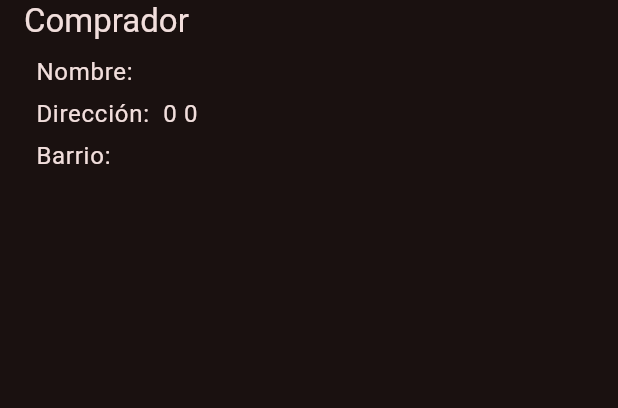
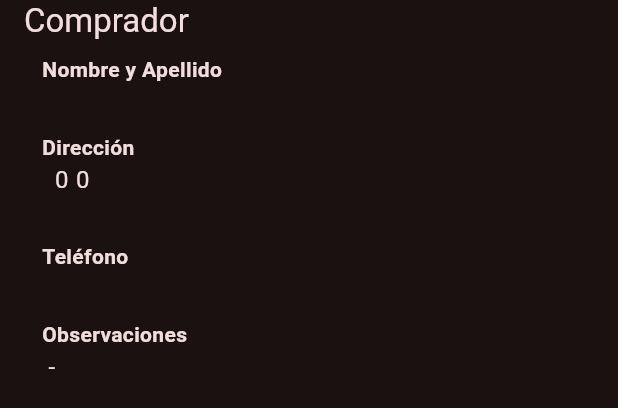
Before and after one commit to NGiudi/ORT--TP3-shipping-pilot-app, a Flutter app: the ClientDetailWidget widget shown alone on an empty page, opened directly with empty values, on a phone screen of 412 x 824 dp. Shown: the top 408 px of the screen. Run offline on Flutter 3.47's test engine with Material 3 defaults, Android fonts, the phone set to English and light mode, and no system bars; our stand-ins replace go_router; network calls fail.

Commit message:
update visit detail

```diff
--- a/lib/pages/visits/visit_detail_page.dart
+++ b/lib/pages/visits/visit_detail_page.dart
@@ -23,9 +23,12 @@ class VisitDetailPage extends StatelessWidget {
 
     return Scaffold(
       appBar: const AppbarWidget(),
-      body: Row(
+      body: Column(
+        crossAxisAlignment: CrossAxisAlignment.start,
         children: [
           ClientDetailWidget(client: visit.buyer),
+          const SizedBox(height: 16),
+          PackagesDetailWidget(visit: visit),
         ],
       ),
     );
--- a/lib/widgets/client/client_detail_widget.dart
+++ b/lib/widgets/client/client_detail_widget.dart
@@ -1,4 +1,7 @@
 import 'package:flutter/material.dart';
+
+import 'package:shipping_pilot/widgets/widgets.dart';
+
 import 'package:shipping_pilot/models/models.dart';
 
 class ClientDetailWidget extends StatelessWidget {
@@ -22,25 +25,36 @@ class ClientDetailWidget extends StatelessWidget {
           ),
           const SizedBox(height: 8),
           Padding(
-            padding: const EdgeInsets.only(left: 8),
+            padding: const EdgeInsets.only(left: 12),
             child: Column(
               crossAxisAlignment: CrossAxisAlignment.start,
               children: [
-                Text(
-                  'Nombre: ${client.fullName()}',
-                  style: Theme.of(context).textTheme.bodyLarge
+                FieldWidget(
+                  title: 'Nombre y Apellido',
+                  text: client.fullName(),
                 ),
-                const SizedBox(height: 4),
-                Text(
-                  'Dirección: ${client.address.fullAddress()}',
-                  style: Theme.of(context).textTheme.bodyLarge
+                const SizedBox(height: 8),
+                FieldWidget(
+                  title: 'Dirección',
+                  text: client.address.fullAddress(),
                 ),
-                const SizedBox(height: 4),
-                Text(
-                  'Barrio: ${client.address.district}',
-                  style: Theme.of(context).textTheme.bodyLarge
+                Padding(
+                  padding: const EdgeInsets.only(left: 4),
+                  child: Text(
+                    client.address.district,
+                    style: Theme.of(context).textTheme.bodyMedium
+                  ),
                 ),
-
+                const SizedBox(height: 8),
+                FieldWidget(
+                  title: 'Teléfono',
+                  text: client.phone,
+                ),
+                const SizedBox(height: 8),
+                FieldWidget(
+                  title: 'Observaciones',
+                  text: client.address.observations.isEmpty ? "-" : client.address.observations,
+                ),
               ],
             ),
           ),
--- /dev/null
+++ b/lib/widgets/common/field_widget.dart
@@ -0,0 +1,31 @@
+import 'package:flutter/material.dart';
+
+class FieldWidget extends StatelessWidget {
+  final String title;
+  final String text;
+
+  const FieldWidget({ super.key, required this.text, required this.title });
+
+  @override
+  Widget build(BuildContext context) {
+    return Column(
+      crossAxisAlignment: CrossAxisAlignment.start,
+      children: [
+        Text(
+          title,
+          style: TextStyle(
+            fontWeight: FontWeight.bold,
+            fontSize:  Theme.of(context).textTheme.bodyMedium!.fontSize,
+          ),
+        ),
+        Padding(
+          padding: const EdgeInsets.only(left: 4),
+          child: Text(
+            text,
+            style: Theme.of(context).textTheme.bodyLarge
+          ),
+        ),
+      ]
+    );
+  }
+}
--- a/lib/widgets/widgets.dart
+++ b/lib/widgets/widgets.dart
@@ -4,7 +4,11 @@ export 'package:shipping_pilot/widgets/client/client_detail_widget.dart';
 /* common */
 export 'package:shipping_pilot/widgets/common/appbar_widget.dart';
 export 'package:shipping_pilot/widgets/common/custom_badge.dart';
+export 'package:shipping_pilot/widgets/common/field_widget.dart';
 export 'package:shipping_pilot/widgets/common/sidebar_widget.dart';
+
+/* packages */
+export 'package:shipping_pilot/widgets/package/packages_detail_widget.dart';
 
 /* travel */
 export 'package:shipping_pilot/widgets/travel/travel_detail_widget.dart';
```
Also changed, not shown: lib/widgets/package/packages_detail_widget.dart (added, +70 -0 lines).
